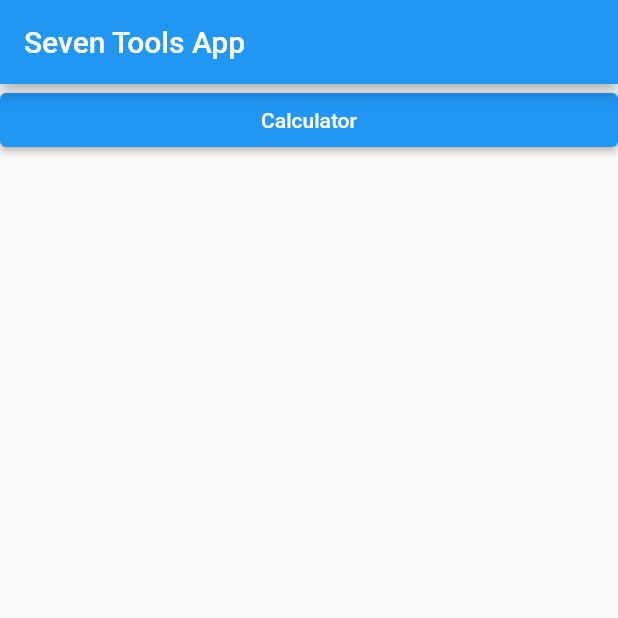
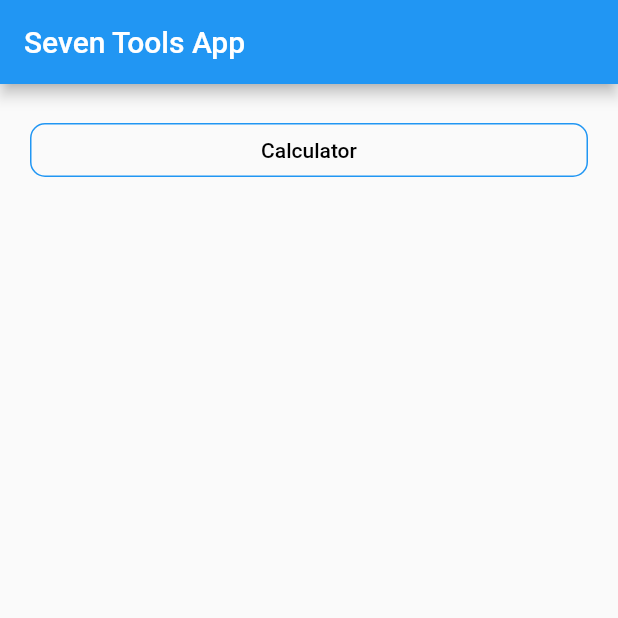
Before and after one commit to yuya-okada527/flutter_calculator_sample, a Flutter app: the screen it shows after launch, on a phone screen of 412 x 824 dp, the top half of it. Run offline on Flutter 3.47's test engine with Material 2 defaults, Android fonts, the phone set to English and light mode, and no system bars; missing offline and left inert: expressions.

```diff
--- a/lib/pages/home_page.dart
+++ b/lib/pages/home_page.dart
@@ -19,17 +19,27 @@ class HomePage extends StatelessWidget {
           itemCount: _tools.length,
           itemBuilder: (context, index) {
             var key = _tools.keys.elementAt(index);
-            return ElevatedButton(
+            return Container(
+              margin: const EdgeInsets.all(20),
+              child: OutlinedButton(
                 child: Text(key),
+                style: OutlinedButton.styleFrom(
+                  primary: Colors.black,
+                  shape: RoundedRectangleBorder(
+                    borderRadius: BorderRadius.circular(10),
+                  ),
+                  side: const BorderSide(color: Colors.blue),
+                ),
                 onPressed: () {
                   Navigator.of(context).push(
                     MaterialPageRoute(builder: (context) {
                       return _tools[key]!();
-                  })
+                    }),
                   );
                 },
+              ),
             );
-          }
+          },
         ),
       ),
     );
```
Lines whose indentation alone changed are shown as unchanged.
